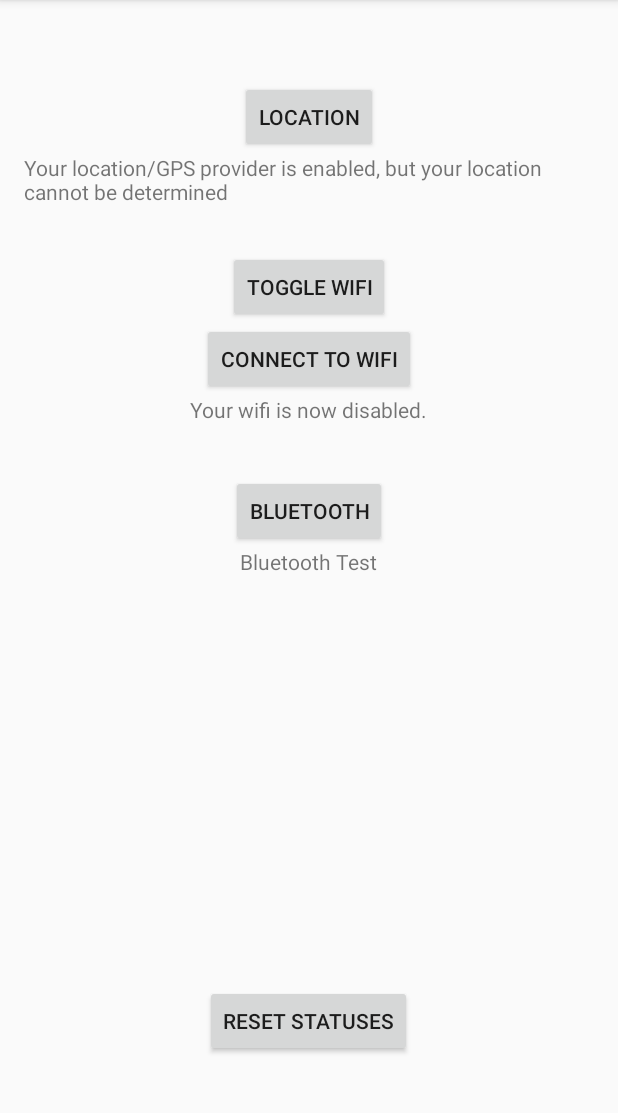
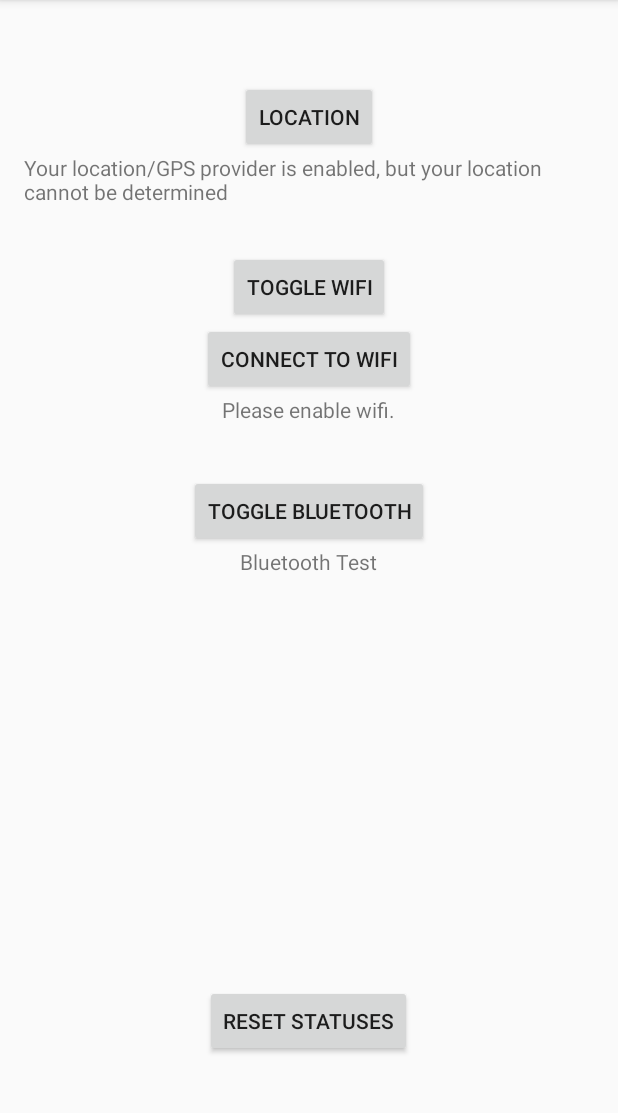
Before and after one commit to ganeshrajuLinaro/IoT-DB410c, an Android app: the screen it shows after launch (ConnectivityTestActivity), after a tap on "CONNECT TO WIFI", on a phone screen of 412 x 824 dp, the part 84-1197 px from its top. Run offline under Robolectric (Android 15) with nearby library versions, the phone set to English and light mode, and no system bars; 3 other taps on this screen came first.

Commit message:
Change behavior of buttons.

```diff
--- a/C2M6 Connectivity test/app/src/main/res/values/strings.xml
+++ b/C2M6 Connectivity test/app/src/main/res/values/strings.xml
@@ -6,17 +6,19 @@
     <string name="toggle_wifi">Toggle Wifi</string>
     <string name="connect_wifi">Connect To Wifi</string>
     <string name="wifi_test">Wifi Test</string>
-    <string name="button_bluetooth">Bluetooth</string>
+    <string name="button_bluetooth">Toggle Bluetooth</string>
     <string name="bluetooth_test">Bluetooth Test</string>
+    <string name="bluetooth_status_enabled">Your bluetooth is enabled.</string>
+    <string name="bluetooth_status_disabled">Your bluetooth is disabled.</string>
+    <string name="try_again">Please try again.</string>
     <string name="reset_statuses">Reset Statuses</string>
     <string name="location_status_result">"Your coordinates are (%1$s, %2$s)"</string>
     <string name="location_status_unavailable">Your location/GPS provider is enabled, but your location cannot be determined</string>
-    <string name="wifi_status">Your wifi is now disabled.</string>
-    <string name="wifi_status_connected">"Your wifi is toggled on. You are connected to: "</string>
-    <string name="wifi_status_disconnected">Your wifi is toggled on, but you are not connected to a network.</string>
+    <string name="location_status_enabled">Your GPS/location is enabled.</string>
+    <string name="wifi_status_disabled">Your wifi is now disabled.</string>
+    <string name="wifi_status_connected">"You are connected to: %1$s"</string>
+    <string name="wifi_status_disconnected">You are not connected to a network.</string>
     <string name="wifi_status_already_enabled">Your wifi is already enabled.</string>
-    <string name="bluetooth_enabled">Your bluetooth is enabled.</string>
-    <string name="location_status_enabled">Your GPS/location is enabled.</string>
-    <string name="try_again">Please try again.</string>
     <string name="wifi_status_enabled">Your wifi is enabled.</string>
+    <string name="wifi_enable_wifi">Please enable wifi.</string>
 </resources>
```
Also changed, not shown: C2M6 Connectivity test/app/src/main/java/com/example/matias/c2gpslocationtest/ConnectivityTestActivity.java (+22 -14 lines).
